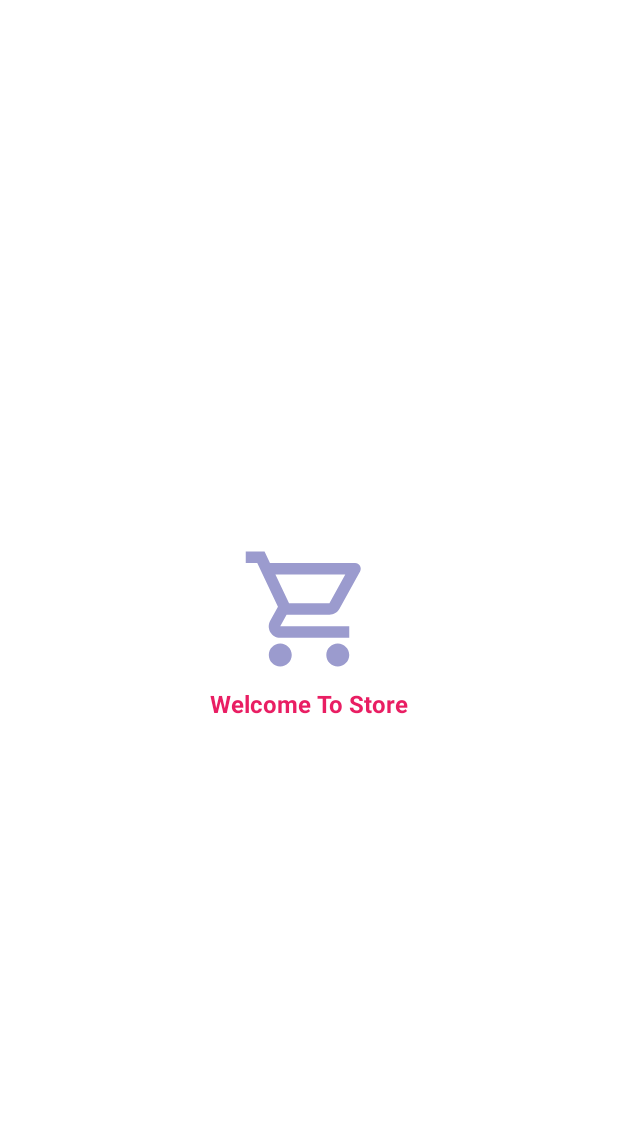
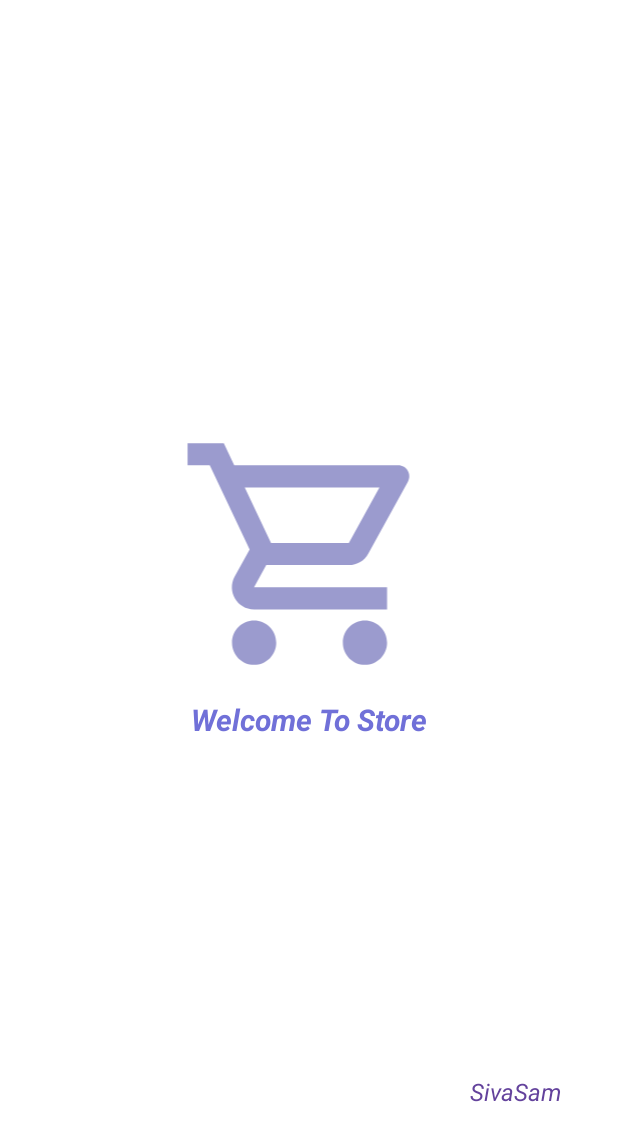
Before and after one commit to Siva-kumar-Improve10x/FakeStroreRetrofix, an Android app: the SplashActivity screen opened directly, with no data from a screen before it, on a phone screen of 412 x 824 dp. Shown: the top 1141 px of the screen. Run offline under Robolectric (Android 15) with nearby library versions, the light colour scheme and no system bars.

Commit message:
Made changes in design part

```diff
--- a/app/build.gradle
+++ b/app/build.gradle
@@ -38,6 +38,7 @@ dependencies {
     implementation 'androidx.constraintlayout:constraintlayout:2.1.4'
     implementation 'com.squareup.retrofit2:retrofit:2.9.0'
     implementation 'com.squareup.retrofit2:converter-gson:2.9.0'
+    implementation 'com.squareup.okhttp3:logging-interceptor:3.9.0'
     implementation 'com.squareup.picasso:picasso:2.8'
     testImplementation 'junit:junit:4.13.2'
     androidTestImplementation 'androidx.test.ext:junit:1.1.5'
--- a/app/src/main/java/com/example/fakestroreretrofix/network/FakeApi.java
+++ b/app/src/main/java/com/example/fakestroreretrofix/network/FakeApi.java
@@ -1,13 +1,25 @@
 package com.example.fakestroreretrofix.network;
 
+import okhttp3.OkHttpClient;
+import okhttp3.logging.HttpLoggingInterceptor;
+import retrofit2.HttpException;
 import retrofit2.Retrofit;
 import retrofit2.converter.gson.GsonConverterFactory;
 
 public class FakeApi {
     public FakeApiService fakeApiService(){
+
+        HttpLoggingInterceptor loggingInterceptor = new HttpLoggingInterceptor();
+        loggingInterceptor.setLevel(HttpLoggingInterceptor.Level.BODY);
+
+        OkHttpClient client = new OkHttpClient.Builder()
+                .addInterceptor(loggingInterceptor)
+                .build();
+
         Retrofit retrofit = new Retrofit.Builder()
                 .baseUrl("https://fakestoreapi.com/")
                 .addConverterFactory(GsonConverterFactory.create())
+                .client(client)
                 .build();
         return retrofit.create(FakeApiService.class);
     }
--- a/app/src/main/res/layout/activity_splash.xml
+++ b/app/src/main/res/layout/activity_splash.xml
@@ -8,8 +8,9 @@
 
     <ImageView
         android:id="@+id/imageView"
-        android:layout_width="92dp"
-        android:layout_height="104dp"
+        android:layout_width="190dp"
+        android:layout_height="177dp"
+        android:adjustViewBounds="true"
         app:layout_constraintBottom_toTopOf="@+id/guideline4"
         app:layout_constraintEnd_toEndOf="parent"
         app:layout_constraintHorizontal_bias="0.5"
@@ -20,10 +21,11 @@
         android:id="@+id/textView"
         android:layout_width="wrap_content"
         android:layout_height="wrap_content"
+        android:layout_marginTop="8dp"
         android:text="Welcome To Store"
-        android:textColor="#E91E63"
-        android:textSize="16sp"
-        android:textStyle="bold"
+        android:textColor="#7070D8"
+        android:textSize="20sp"
+        android:textStyle="bold|italic"
         app:layout_constraintEnd_toEndOf="parent"
         app:layout_constraintStart_toStartOf="parent"
         app:layout_constraintTop_toTopOf="@+id/guideline4" />
@@ -34,4 +36,33 @@
         android:layout_height="wrap_content"
         android:orientation="horizontal"
         app:layout_constraintGuide_end="366dp" />
+
+    <TextView
+        android:id="@+id/textView2"
+        android:layout_width="wrap_content"
+        android:layout_height="wrap_content"
+        android:text="SivaSam"
+        android:textColor="#63429C"
+        android:textSize="16sp"
+        android:textStyle="italic"
+        app:layout_constraintBottom_toBottomOf="parent"
+        app:layout_constraintEnd_toEndOf="parent"
+        app:layout_constraintHorizontal_bias="0.53"
+        app:layout_constraintStart_toStartOf="@+id/guideline5"
+        app:layout_constraintTop_toTopOf="@+id/guideline6"
+        app:layout_constraintVertical_bias="0.6" />
+
+    <androidx.constraintlayout.widget.Guideline
+        android:id="@+id/guideline5"
+        android:layout_width="wrap_content"
+        android:layout_height="wrap_content"
+        android:orientation="vertical"
+        app:layout_constraintGuide_begin="270dp" />
+
+    <androidx.constraintlayout.widget.Guideline
+        android:id="@+id/guideline6"
+        android:layout_width="wrap_content"
+        android:layout_height="wrap_content"
+        android:orientation="horizontal"
+        app:layout_constraintGuide_begin="589dp" />
 </androidx.constraintlayout.widget.ConstraintLayout>
--- a/app/src/main/res/layout/category_item.xml
+++ b/app/src/main/res/layout/category_item.xml
@@ -11,8 +11,10 @@
         android:layout_height="wrap_content"
         android:layout_marginTop="16dp"
         android:text="TextView"
-        android:textColor="#191818"
-        android:textSize="20sp"
+        android:textAppearance="@style/TextAppearance.AppCompat.Large"
+        android:textColor="#3F51B5"
+        android:textSize="24sp"
+        android:textStyle="italic"
         app:layout_constraintEnd_toEndOf="parent"
         app:layout_constraintStart_toStartOf="parent"
         app:layout_constraintTop_toTopOf="parent" />
--- a/app/src/main/res/layout/product_item.xml
+++ b/app/src/main/res/layout/product_item.xml
@@ -6,7 +6,7 @@
     android:layout_height="wrap_content"
     android:layout_margin="4dp"
     app:cardCornerRadius="10dp"
-    app:strokeColor="#817979"
+    app:strokeColor="#8695EA"
     app:strokeWidth="2dp">
 
     <androidx.constraintlayout.widget.ConstraintLayout
```
